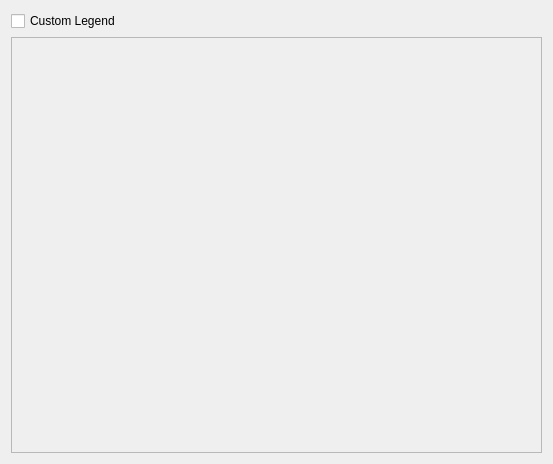
Qt form src/ui/qgslegendingguibase.ui (vmora/QGIS) before a commit.
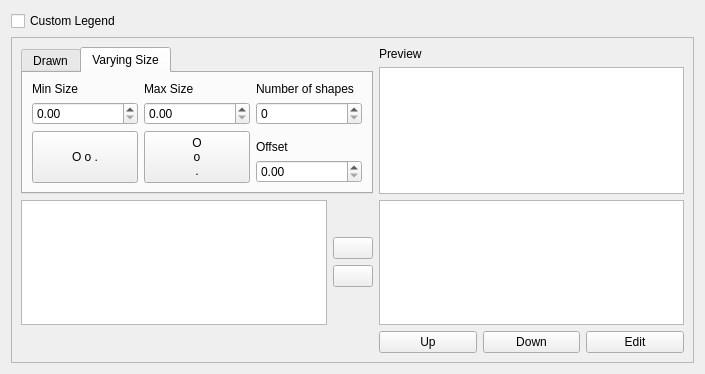
The same form after that commit. Icons and pictures are not drawn.

```diff
--- a/src/ui/qgslegendingguibase.ui
+++ b/src/ui/qgslegendingguibase.ui
@@ -6,14 +6,14 @@
    <rect>
     <x>0</x>
     <y>0</y>
-    <width>553</width>
-    <height>464</height>
+    <width>705</width>
+    <height>374</height>
    </rect>
   </property>
   <property name="windowTitle">
    <string>Form</string>
   </property>
-  <layout class="QVBoxLayout" name="verticalLayout">
+  <layout class="QVBoxLayout" name="verticalLayout_6">
    <item>
     <widget class="QCheckBox" name="checkBox">
      <property name="text">
@@ -22,10 +22,236 @@
     </widget>
    </item>
    <item>
-    <widget class="QTreeView" name="treeView">
-     <property name="enabled">
-      <bool>false</bool>
+    <widget class="QFrame" name="frame">
+     <property name="frameShape">
+      <enum>QFrame::StyledPanel</enum>
      </property>
+     <property name="frameShadow">
+      <enum>QFrame::Plain</enum>
+     </property>
+     <layout class="QGridLayout" name="gridLayout">
+      <item row="0" column="0" rowspan="2" colspan="2">
+       <widget class="QTabWidget" name="tabWidget">
+        <property name="currentIndex">
+         <number>1</number>
+        </property>
+        <widget class="QWidget" name="tab">
+         <attribute name="title">
+          <string>Drawn</string>
+         </attribute>
+         <layout class="QVBoxLayout" name="verticalLayout">
+          <item>
+           <widget class="QPushButton" name="symbolsInExtendButton">
+            <property name="text">
+             <string>List symbols in extend</string>
+            </property>
+           </widget>
+          </item>
+          <item>
+           <widget class="QPushButton" name="symbolsInLayerButton">
+            <property name="text">
+             <string>List symbols in layer</string>
+            </property>
+           </widget>
+          </item>
+         </layout>
+        </widget>
+        <widget class="QWidget" name="tab_2">
+         <attribute name="title">
+          <string>Varying Size</string>
+         </attribute>
+         <layout class="QGridLayout" name="gridLayout_2">
+          <item row="1" column="0">
+           <widget class="QDoubleSpinBox" name="minSizeSpinBox"/>
+          </item>
+          <item row="2" column="0" colspan="3">
+           <layout class="QHBoxLayout" name="horizontalLayout_3">
+            <item>
+             <widget class="QPushButton" name="horizontalSizeLayoutButton">
+              <property name="sizePolicy">
+               <sizepolicy hsizetype="Minimum" vsizetype="Expanding">
+                <horstretch>0</horstretch>
+                <verstretch>0</verstretch>
+               </sizepolicy>
+              </property>
+              <property name="text">
+               <string>O o .</string>
+              </property>
+             </widget>
+            </item>
+            <item>
+             <widget class="QPushButton" name="verticalalSizeLayoutButton">
+              <property name="sizePolicy">
+               <sizepolicy hsizetype="Minimum" vsizetype="Expanding">
+                <horstretch>0</horstretch>
+                <verstretch>0</verstretch>
+               </sizepolicy>
+              </property>
+              <property name="text">
+               <string>O
+o
+.</string>
+              </property>
+             </widget>
+            </item>
+            <item>
+             <layout class="QVBoxLayout" name="verticalLayout_5">
+              <item>
+               <spacer name="verticalSpacer_3">
+                <property name="orientation">
+                 <enum>Qt::Vertical</enum>
+                </property>
+                <property name="sizeHint" stdset="0">
+                 <size>
+                  <width>20</width>
+                  <height>40</height>
+                 </size>
+                </property>
+               </spacer>
+              </item>
+              <item>
+               <widget class="QLabel" name="label_5">
+                <property name="text">
+                 <string>Offset</string>
+                </property>
+               </widget>
+              </item>
+              <item>
+               <widget class="QDoubleSpinBox" name="doubleSpinBox"/>
+              </item>
+             </layout>
+            </item>
+           </layout>
+          </item>
+          <item row="0" column="0">
+           <widget class="QLabel" name="label_2">
+            <property name="text">
+             <string>Min Size</string>
+            </property>
+           </widget>
+          </item>
+          <item row="0" column="2">
+           <widget class="QLabel" name="label_4">
+            <property name="text">
+             <string>Number of shapes</string>
+            </property>
+           </widget>
+          </item>
+          <item row="1" column="2">
+           <widget class="QSpinBox" name="nbIntervalsSpinBox"/>
+          </item>
+          <item row="0" column="1">
+           <widget class="QLabel" name="label_3">
+            <property name="text">
+             <string>Max Size</string>
+            </property>
+           </widget>
+          </item>
+          <item row="1" column="1">
+           <widget class="QDoubleSpinBox" name="maxSizeSpinBox"/>
+          </item>
+         </layout>
+        </widget>
+       </widget>
+      </item>
+      <item row="0" column="2">
+       <widget class="QLabel" name="label">
+        <property name="text">
+         <string>Preview</string>
+        </property>
+       </widget>
+      </item>
+      <item row="1" column="2">
+       <widget class="QTreeView" name="treeView">
+        <property name="enabled">
+         <bool>true</bool>
+        </property>
+       </widget>
+      </item>
+      <item row="2" column="0">
+       <widget class="QListView" name="sourceListView"/>
+      </item>
+      <item row="2" column="1">
+       <layout class="QVBoxLayout" name="verticalLayout_3">
+        <item>
+         <spacer name="verticalSpacer">
+          <property name="orientation">
+           <enum>Qt::Vertical</enum>
+          </property>
+          <property name="sizeHint" stdset="0">
+           <size>
+            <width>20</width>
+            <height>40</height>
+           </size>
+          </property>
+         </spacer>
+        </item>
+        <item>
+         <widget class="QPushButton" name="addItemButton">
+          <property name="text">
+           <string/>
+          </property>
+          <property name="icon">
+           <iconset resource="../../images/images.qrc">
+            <normaloff>:/images/themes/default/mActionSignPlus.png</normaloff>:/images/themes/default/mActionSignPlus.png</iconset>
+          </property>
+         </widget>
+        </item>
+        <item>
+         <widget class="QPushButton" name="removeItemButton">
+          <property name="text">
+           <string/>
+          </property>
+          <property name="icon">
+           <iconset resource="../../images/images.qrc">
+            <normaloff>:/images/themes/default/symbologyRemove.png</normaloff>:/images/themes/default/symbologyRemove.png</iconset>
+          </property>
+         </widget>
+        </item>
+        <item>
+         <spacer name="verticalSpacer_2">
+          <property name="orientation">
+           <enum>Qt::Vertical</enum>
+          </property>
+          <property name="sizeHint" stdset="0">
+           <size>
+            <width>20</width>
+            <height>40</height>
+           </size>
+          </property>
+         </spacer>
+        </item>
+       </layout>
+      </item>
+      <item row="2" column="2">
+       <widget class="QListView" name="targetListView"/>
+      </item>
+      <item row="3" column="2">
+       <layout class="QHBoxLayout" name="horizontalLayout">
+        <item>
+         <widget class="QPushButton" name="moveUpButton">
+          <property name="text">
+           <string>Up</string>
+          </property>
+         </widget>
+        </item>
+        <item>
+         <widget class="QPushButton" name="moveDownButton">
+          <property name="text">
+           <string>Down</string>
+          </property>
+         </widget>
+        </item>
+        <item>
+         <widget class="QPushButton" name="editButton">
+          <property name="text">
+           <string>Edit</string>
+          </property>
+         </widget>
+        </item>
+       </layout>
+      </item>
+     </layout>
     </widget>
    </item>
   </layout>
```
Left out of the diff: 4 changed lines with no effect on the pictures.
